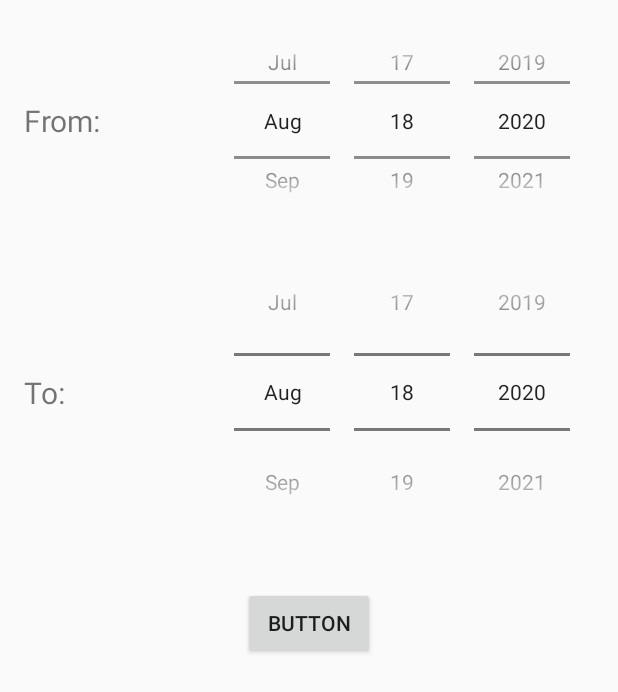
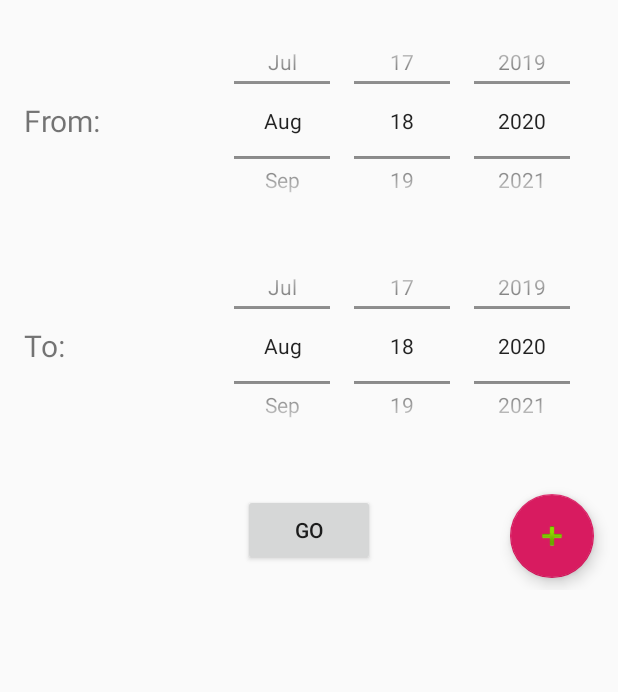
Before and after one commit to thecoderawais/SMILedgerReport, an Android app: the layout fragment_combined_ledger.xml on its own in the app's theme, with its tools: preview values and no code run, on a phone screen of 412 x 824 dp. Shown: the top 692 px of the screen. Run offline under Robolectric (Android 15) with nearby library versions, the phone set to English and light mode, and no system bars.

```diff
--- a/app/src/main/res/layout/fragment_combined_ledger.xml
+++ b/app/src/main/res/layout/fragment_combined_ledger.xml
@@ -28,7 +28,7 @@
                 android:layout_marginTop="8dp"
                 android:layout_marginEnd="32dp"
                 android:layout_marginBottom="8dp"
-                android:text="Button"
+                android:text="Go"
                 app:layout_constraintBottom_toBottomOf="parent"
                 app:layout_constraintEnd_toEndOf="parent"
                 app:layout_constraintStart_toStartOf="parent"
@@ -37,7 +37,7 @@
             <DatePicker
                 android:id="@+id/combinedLedgerToDate"
                 android:layout_width="wrap_content"
-                android:layout_height="wrap_content"
+                android:layout_height="150dp"
                 android:layout_marginEnd="16dp"
                 android:calendarViewShown="false"
                 android:datePickerMode="spinner"
@@ -83,10 +83,24 @@
                 android:layout_height="wrap_content"
                 android:layout_marginTop="8dp"
                 android:layout_marginBottom="8dp"
-                app:layout_constraintBottom_toTopOf="@+id/button4"
+                app:layout_constraintBottom_toTopOf="@+id/floatingActionButton"
                 app:layout_constraintEnd_toEndOf="parent"
                 app:layout_constraintStart_toStartOf="parent"
                 app:layout_constraintTop_toBottomOf="@+id/combinedLedgerToDate" />
+
+            <com.google.android.material.floatingactionbutton.FloatingActionButton
+                android:id="@+id/floatingActionButton"
+                android:layout_width="wrap_content"
+                android:layout_height="wrap_content"
+                android:layout_marginTop="8dp"
+                android:layout_marginEnd="16dp"
+                android:layout_marginBottom="8dp"
+                android:clickable="true"
+                android:focusable="true"
+                android:src="@android:drawable/ic_input_add"
+                app:layout_constraintBottom_toBottomOf="parent"
+                app:layout_constraintEnd_toEndOf="parent"
+                app:layout_constraintTop_toBottomOf="@+id/combinedLedgerRecyclerView" />
 
 
         </androidx.constraintlayout.widget.ConstraintLayout>
```
Also changed, not shown: app/src/main/java/com/example/ledgerreport/adapters/CombinedLedgerAccountAdapter.java (added, +49 -0 lines), app/src/main/java/com/example/ledgerreport/fragments/CombinedLedger.java (+31 -1 lines), app/src/main/res/layout/account_spinner_layout.xml (added, +32 -0 lines).
